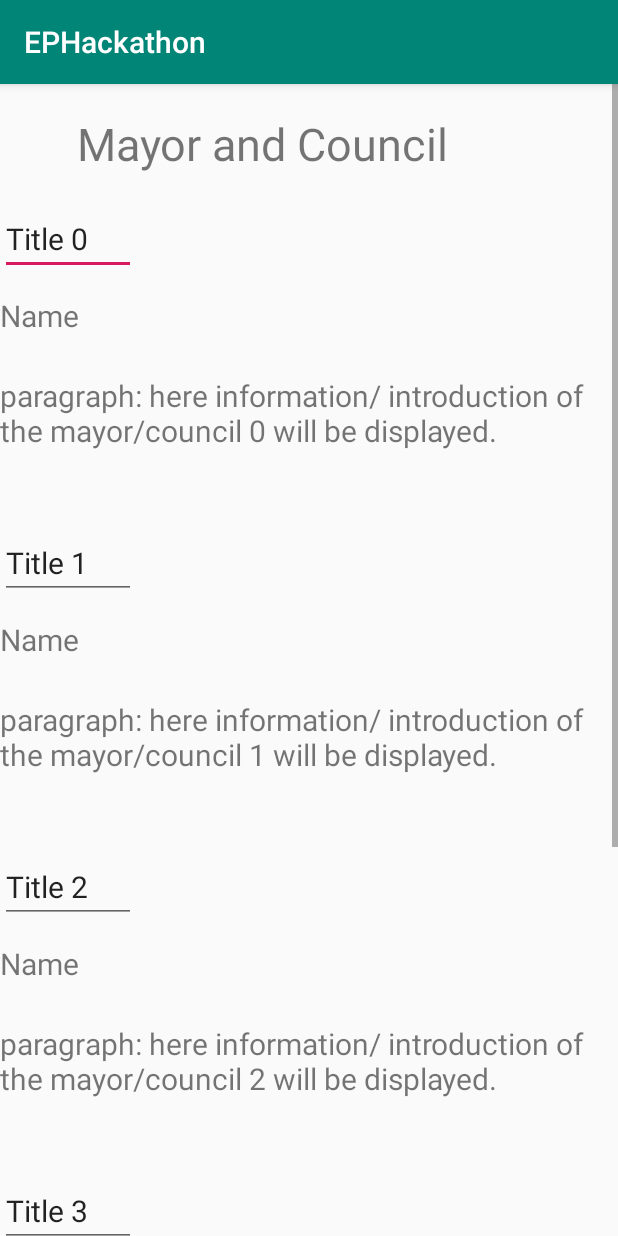
After one commit to ibecerra4/EPHACKATHON, an Android app: the LocalGov screen opened directly, with no data from a screen before it, on a phone screen of 412 x 824 dp. The commit adds this screen. Run offline under Robolectric (Android 15) with nearby library versions, the phone set to English and light mode, and no system bars.

```diff
--- a/app/src/main/AndroidManifest.xml
+++ b/app/src/main/AndroidManifest.xml
@@ -9,7 +9,8 @@
         android:roundIcon="@mipmap/ic_launcher_round"
         android:supportsRtl="true"
         android:theme="@style/AppTheme">
-        <activity android:name=".ElectionDate"></activity>
+        <activity android:name=".LocalGov"></activity>
+        <activity android:name=".ElectionDate" />
         <activity android:name=".CurrentElection" />
         <activity android:name=".Election" />
         <activity
--- /dev/null
+++ b/app/src/main/java/com/example/ephackathon/LocalGov.java
@@ -0,0 +1,70 @@
+package com.example.ephackathon;
+//package testing.the.localGov;
+import androidx.appcompat.app.AppCompatActivity;
+
+import android.os.Bundle;
+//import android.widget.ImageButton;
+import android.widget.EditText;
+import android.widget.LinearLayout.LayoutParams;
+import android.widget.TextView;
+import android.widget.LinearLayout;
+import android.util.TypedValue;
+//import java.util.ArrayList;
+
+public class LocalGov extends AppCompatActivity {
+
+    @Override
+    protected void onCreate(Bundle savedInstanceState) {
+        super.onCreate(savedInstanceState);
+        setContentView(R.layout.activity_local_gov);
+
+        LinearLayout layout = (LinearLayout) findViewById(R.id.linearLay);
+        //IN PROGRESS
+        // ArrayList<TextView> tv = new ArrayList<>;
+        //TextView tt[] = new TextView[10];
+        for(int i = 0; i < 5; i++){
+            EditText t  = new EditText(this);
+            t.setTextSize(TypedValue.COMPLEX_UNIT_SP, 20);
+            t.setLayoutParams(new LayoutParams(LayoutParams.WRAP_CONTENT,
+                    LayoutParams.WRAP_CONTENT));
+            t.setText("Title "+i+"      ");
+            layout.addView(t);
+
+            TextView no = new TextView(this);
+            no.setTextSize(TypedValue.COMPLEX_UNIT_SP, 5);
+            no.setLayoutParams(new LayoutParams(LayoutParams.WRAP_CONTENT,
+                    LayoutParams.WRAP_CONTENT));
+            no.setText("\n");
+            layout.addView(no);
+
+            TextView n = new TextView(this);
+            n.setTextSize(TypedValue.COMPLEX_UNIT_SP, 20);
+            n.setLayoutParams(new LayoutParams(LayoutParams.WRAP_CONTENT,
+                    LayoutParams.WRAP_CONTENT));
+            n.setText("Name");
+            layout.addView(n);
+
+            TextView noTwo = new TextView(this);
+            noTwo.setTextSize(TypedValue.COMPLEX_UNIT_SP, 10);
+            noTwo.setLayoutParams(new LayoutParams(LayoutParams.WRAP_CONTENT,
+                    LayoutParams.WRAP_CONTENT));
+            noTwo.setText("\n");
+            layout.addView(noTwo);
+
+            TextView p = new TextView(this);
+            p.setTextSize(TypedValue.COMPLEX_UNIT_SP, 20);
+            p.setLayoutParams(new LayoutParams(LayoutParams.WRAP_CONTENT,
+                    LayoutParams.WRAP_CONTENT));
+            p.setText("paragraph: here information/ introduction of the mayor/council "+i+" will be displayed. ");
+            layout.addView(p);
+
+            TextView noThree = new TextView(this);
+            noThree.setTextSize(TypedValue.COMPLEX_UNIT_SP, 20);
+            noThree.setLayoutParams(new LayoutParams(LayoutParams.WRAP_CONTENT,
+                    LayoutParams.WRAP_CONTENT));
+            noThree.setText("\n");
+            layout.addView(noThree);
+
+        }
+    }
+}
--- a/app/src/main/java/com/example/ephackathon/ui/home/HomeViewModel.java
+++ b/app/src/main/java/com/example/ephackathon/ui/home/HomeViewModel.java
@@ -10,7 +10,7 @@ public class HomeViewModel extends ViewModel {
 
     public HomeViewModel() {
         mText = new MutableLiveData<>();
-        mText.setValue("This is home fragment");
+        mText.setValue("Local News");
     }
 
     public LiveData<String> getText() {
--- /dev/null
+++ b/app/src/main/res/layout/activity_local_gov.xml
@@ -0,0 +1,40 @@
+<?xml version="1.0" encoding="utf-8"?>
+<androidx.constraintlayout.widget.ConstraintLayout xmlns:android="http://schemas.android.com/apk/res/android"
+    xmlns:app="http://schemas.android.com/apk/res-auto"
+    xmlns:tools="http://schemas.android.com/tools"
+    android:layout_width="match_parent"
+    android:layout_height="match_parent"
+    tools:context=".LocalGov">
+    <ScrollView
+        android:layout_width="match_parent"
+        android:layout_height="match_parent">
+
+        <LinearLayout
+            android:id = "@+id/linearLay"
+            android:layout_width="match_parent"
+            android:layout_height="wrap_content"
+            android:orientation="vertical">
+
+            <TextView
+                android:id="@+id/textView19"
+                android:layout_width="match_parent"
+                android:layout_height="wrap_content"
+                android:text="               " />
+
+            <TextView
+                android:id="@+id/textView20"
+                android:layout_width="match_parent"
+                android:layout_height="wrap_content"
+                android:text="       Mayor and Council"
+                android:textSize="30sp"
+                app:fontFamily="sans-serif" />
+
+            <TextView
+                android:id="@+id/textView21"
+                android:layout_width="match_parent"
+                android:layout_height="wrap_content" />
+
+        </LinearLayout>
+    </ScrollView>
+
+</androidx.constraintlayout.widget.ConstraintLayout>
--- a/app/src/main/res/menu/activity_main_drawer.xml
+++ b/app/src/main/res/menu/activity_main_drawer.xml
@@ -6,10 +6,16 @@
     <group android:checkableBehavior="single">
         <item
             android:id="@+id/nav_home"
-            android:title="Government" />
+            android:title="Local News" />
         <item
             android:id="@+id/nav_gallery"
             android:title="Election" />
+        <item
+            android:id="@+id/nav_howto"
+            android:title="HOW TO POLITIC" />
+        <item
+            android:id="@+id/nav_localGov"
+            android:title="Local Government" />
     </group>
 
 </menu>
```
